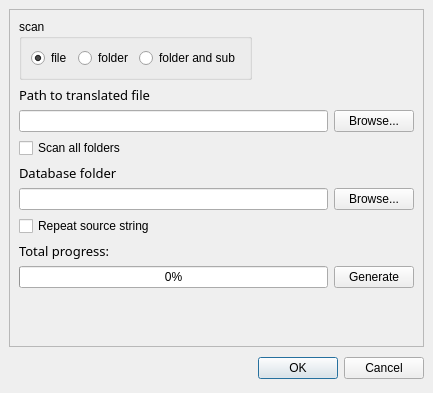
This is pootling/pootlingdic/ui/TM.ui in cc-archive/pootle as Qt 5 draws it before an edit. The edited form follows.
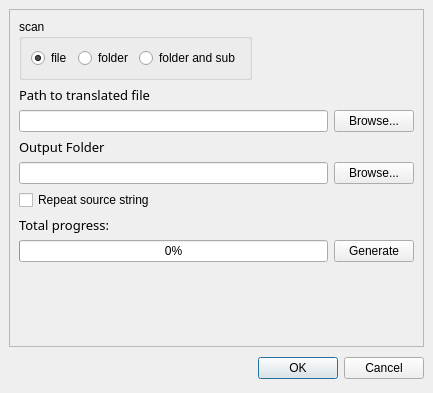
This is the edited form.

The edit to the form file:
```diff
--- a/pootling/pootlingdic/ui/TM.ui
+++ b/pootling/pootlingdic/ui/TM.ui
@@ -116,7 +116,11 @@
        </widget>
       </item>
       <item row="5" column="0" >
-       <widget class="QLineEdit" name="lineDatabase" />
+       <widget class="QLineEdit" name="lineDatabase" >
+        <property name="readOnly" >
+         <bool>false</bool>
+        </property>
+       </widget>
       </item>
       <item row="0" column="0" >
        <widget class="QGroupBox" name="groupBox" >
@@ -233,13 +237,6 @@
       <item row="2" column="0" >
        <widget class="QLineEdit" name="lineFile" />
       </item>
-      <item row="3" column="0" >
-       <widget class="QCheckBox" name="chkScan" >
-        <property name="text" >
-         <string>Scan all folders</string>
-        </property>
-       </widget>
-      </item>
       <item row="7" column="0" >
        <widget class="QLabel" name="label_3" >
         <property name="font" >
@@ -272,7 +269,7 @@
          </font>
         </property>
         <property name="text" >
-         <string>Database folder</string>
+         <string>Output Folder</string>
         </property>
        </widget>
       </item>
```
